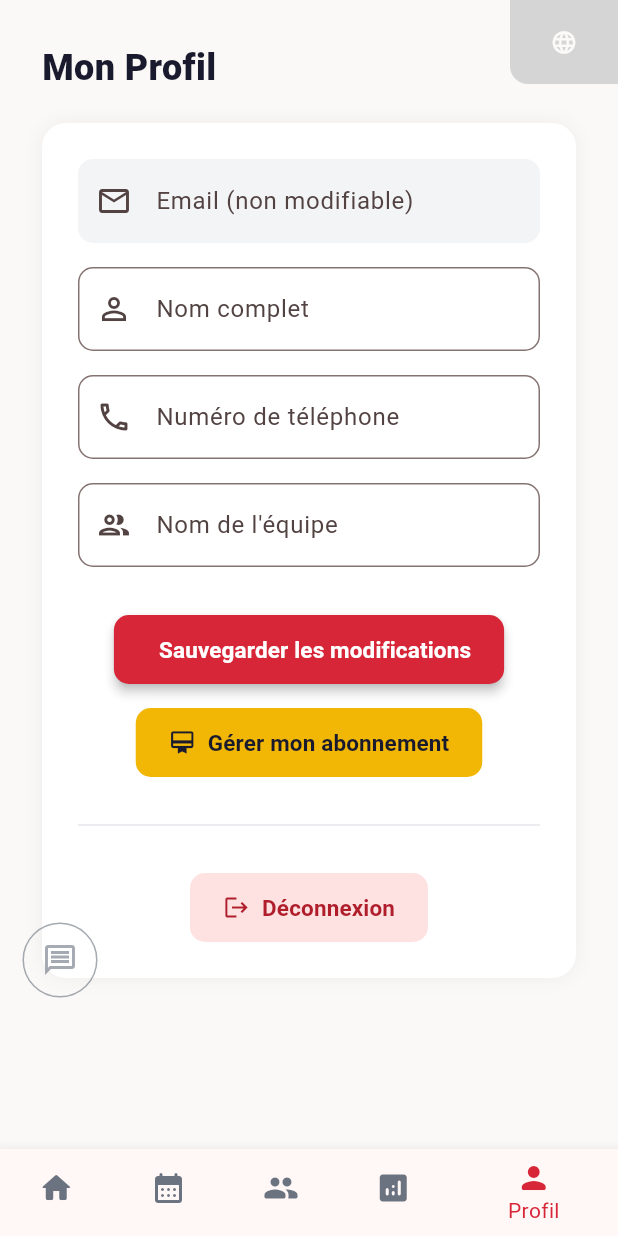
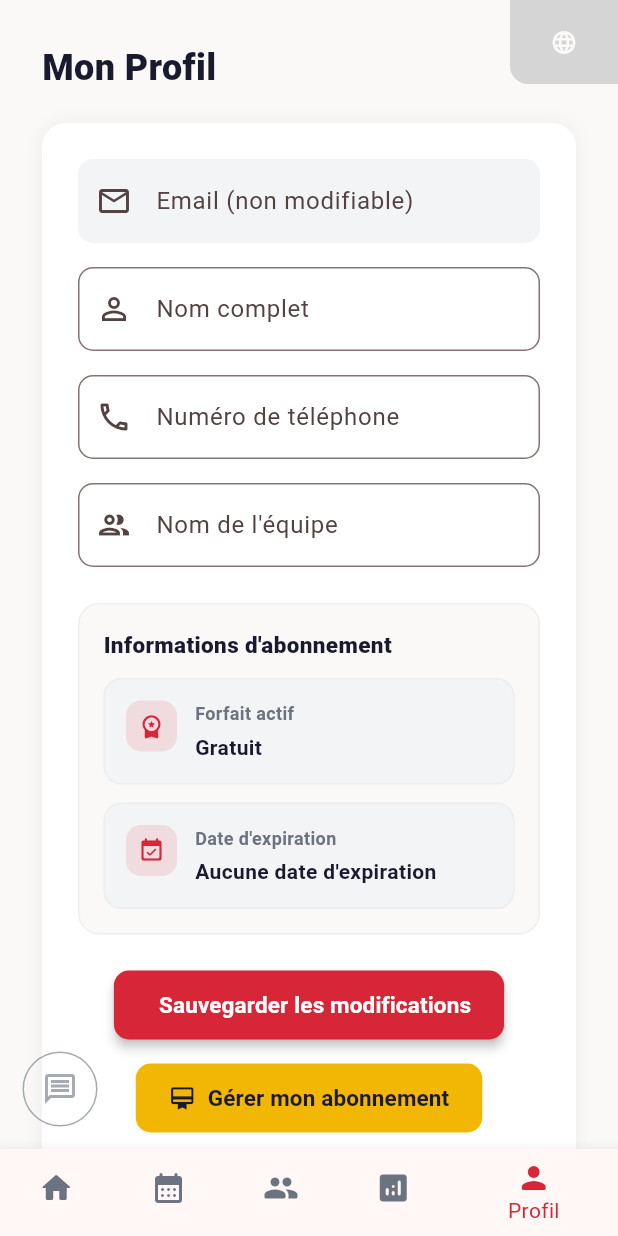
Before and after one commit to WillLoic/VolleyPlan, a Flutter app: the HomeScreen screen opened by its route, item 5 of the bottom bar chosen, on a phone screen of 412 x 824 dp. Run offline on Flutter 3.47's test engine with Material 3 defaults, Android fonts, the light colour scheme and no system bars; our stand-ins replace fl_chart, go_router, intl_phone_field, share_plus, shared_preferences; missing offline and left inert: dart:html, seo_renderer; accounts and stored records are empty; generated files the repository leaves out were written again; network calls fail.

Commit message:
on regle le probleme de l'ia

```diff
--- a/Frontend/volleyplan/lib/l10n/app_en.arb
+++ b/Frontend/volleyplan/lib/l10n/app_en.arb
@@ -162,6 +162,11 @@
   "profileSaveAction": "Save Changes",
   "profileUpdateSuccess": "Profile updated!",
   "profileManageSubscription": "Manage my subscription",
+  "profileSubscriptionSectionTitle": "Subscription information",
+  "profileSubscriptionPlanLabel": "Active plan",
+  "profileSubscriptionExpiryLabel": "Expiration date",
+  "profileSubscriptionFree": "Free",
+  "profileSubscriptionNoExpiry": "No expiration date",
   "dashboardRecentPlannings": "Recent Schedules",
   "dashboardSeeAll": "See all",
   "dashboardCreatePlanningTitle": "Create a schedule",
--- a/Frontend/volleyplan/lib/l10n/app_fr.arb
+++ b/Frontend/volleyplan/lib/l10n/app_fr.arb
@@ -229,6 +229,11 @@
   "profileSaveAction": "Sauvegarder les modifications",
   "profileUpdateSuccess": "Profil mis à jour !",
   "profileManageSubscription": "Gérer mon abonnement",
+  "profileSubscriptionSectionTitle": "Informations d'abonnement",
+  "profileSubscriptionPlanLabel": "Forfait actif",
+  "profileSubscriptionExpiryLabel": "Date d'expiration",
+  "profileSubscriptionFree": "Gratuit",
+  "profileSubscriptionNoExpiry": "Aucune date d'expiration",
   "dashboardRecentPlannings": "Plannings récents",
   "dashboardSeeAll": "Voir tous",
   "dashboardCreatePlanningTitle": "Créer un planning",
@@ -589,7 +594,7 @@
   "aiDialogLoading2": "📊 Traitement des données…",
   "aiDialogLoading3": "🏐 Génération des exercices…",
   "aiDialogLoading4": "✨ Finalisation du planning…",
-  "homeFabAiLabel": "Générer avec l' IA",
+  "homeFabAiLabel": "Générer avec l'IA",
 
 
   "tarifPageTitle": "Nos forfaits",
--- a/Frontend/volleyplan/lib/models/coach.dart
+++ b/Frontend/volleyplan/lib/models/coach.dart
@@ -6,6 +6,7 @@ class Coach {
   final String email;
   final String role;
   final String forfait;
+  final DateTime? expireForfait;
 
   Coach({
     required this.id,
@@ -15,6 +16,7 @@ class Coach {
     required this.email,
     required this.role,
     required this.forfait,
+    required this.expireForfait,
   });
 
   bool get isPremium => forfait.toUpperCase() == 'PREMIUM';
@@ -27,5 +29,8 @@ class Coach {
         email: j['email'] ?? '',
         role: j['role'] ?? 'user',
         forfait: (j['forfait'] ?? 'FREE').toString(),
+        expireForfait: j['expire_forfait'] != null
+            ? DateTime.tryParse(j['expire_forfait'].toString())
+            : null,
       );
 }
--- a/Frontend/volleyplan/lib/screen/home_screen.dart
+++ b/Frontend/volleyplan/lib/screen/home_screen.dart
@@ -1,5 +1,6 @@
 import 'package:flutter/material.dart';
 import 'package:go_router/go_router.dart';
+import 'package:intl/intl.dart';
 import 'package:provider/provider.dart';
 import 'package:flutter_gen/gen_l10n/app_localizations.dart';
 import '../services/app_state.dart';
@@ -634,10 +635,90 @@ class _ProfileTabState extends State<_ProfileTab> {
     super.dispose();
   }
 
+  String _formatForfait(String? forfait, AppLocalizations l10n) {
+    final normalized = (forfait ?? 'FREE').toUpperCase();
+    switch (normalized) {
+      case 'FREE':
+      case 'DECOUVERTE':
+        return l10n.profileSubscriptionFree;
+      case 'BASIC':
+        return 'Basic';
+      case 'PREMIUM':
+        return 'Premium';
+      case 'PREMIUM_PLUS':
+        return 'Premium+';
+      default:
+        return forfait ?? l10n.profileSubscriptionFree;
+    }
+  }
+
+  String _formatExpiry(DateTime? expiry, AppLocalizations l10n) {
+    if (expiry == null) return l10n.profileSubscriptionNoExpiry;
+    return DateFormat('dd/MM/yyyy').format(expiry);
+  }
+
+  Widget _buildSubscriptionTile({
+    required IconData icon,
+    required String title,
+    required String value,
+    required bool isCompact,
+  }) {
+    return Container(
+      width: isCompact ? double.infinity : 240,
+      padding: const EdgeInsets.all(14),
+      decoration: BoxDecoration(
+        color: AppColors.grayXLight,
+        borderRadius: BorderRadius.circular(12),
+        border: Border.all(color: AppColors.grayLight.withOpacity(0.5)),
+      ),
+      child: Row(
+        crossAxisAlignment: CrossAxisAlignment.start,
+        children: [
+          Container(
+            padding: const EdgeInsets.all(8),
+            decoration: BoxDecoration(
+              color: AppColors.red.withOpacity(0.12),
+              borderRadius: BorderRadius.circular(10),
+            ),
+            child: Icon(icon, color: AppColors.red, size: 18),
+          ),
+          const SizedBox(width: 12),
+          Expanded(
+            child: Column(
+              crossAxisAlignment: CrossAxisAlignment.start,
+              children: [
+                Text(
+                  title,
+                  style: const TextStyle(
+                    fontSize: 12,
+                    fontWeight: FontWeight.w700,
+                    color: AppColors.gray,
+                  ),
+                ),
+                const SizedBox(height: 4),
+                Text(
+                  value,
+                  style: const TextStyle(
+                    fontSize: 14,
+                    fontWeight: FontWeight.w700,
+                    color: AppColors.charcoal,
+                  ),
+                ),
+              ],
+            ),
+          ),
+        ],
+      ),
+    );
+  }
+
   @override
   Widget build(BuildContext context) {
     final state = context.watch<AppState>();
     final l10n = AppLocalizations.of(context)!;
+    final coach = state.coach;
+    final isCompact = MediaQuery.of(context).size.width < 650;
+
     return SingleChildScrollView(
       padding: const EdgeInsets.all(28),
       child: Column(
@@ -704,7 +785,49 @@ class _ProfileTabState extends State<_ProfileTab> {
                         borderRadius: BorderRadius.circular(10)),
                   ),
                 ),
-                const SizedBox(height: 32),
+                const SizedBox(height: 24),
+                Container(
+                  padding: const EdgeInsets.all(16),
+                  decoration: BoxDecoration(
+                    color: AppColors.offWhite,
+                    borderRadius: BorderRadius.circular(14),
+                    border:
+                        Border.all(color: AppColors.grayLight.withOpacity(0.6)),
+                  ),
+                  child: Column(
+                    crossAxisAlignment: CrossAxisAlignment.start,
+                    children: [
+                      Text(
+                        l10n.profileSubscriptionSectionTitle,
+                        style: const TextStyle(
+                          fontSize: 15,
+                          fontWeight: FontWeight.w800,
+                          color: AppColors.charcoal,
+                        ),
+                      ),
+                      const SizedBox(height: 12),
+                      Wrap(
+                        spacing: 12,
+                        runSpacing: 12,
+                        children: [
+                          _buildSubscriptionTile(
+                            icon: Icons.workspace_premium_rounded,
+                            title: l10n.profileSubscriptionPlanLabel,
+                            value: _formatForfait(coach?.forfait, l10n),
+                            isCompact: isCompact,
+                          ),
+                          _buildSubscriptionTile(
+                            icon: Icons.event_available_rounded,
+                            title: l10n.profileSubscriptionExpiryLabel,
+                            value: _formatExpiry(coach?.expireForfait, l10n),
+                            isCompact: isCompact,
+                          ),
+                        ],
+                      ),
+                    ],
+                  ),
+                ),
+                const SizedBox(height: 24),
                 VpButton(
                   label: l10n.profileSaveAction,
                   loading: state.loading,
```
Also changed, not shown: 2 other files.
